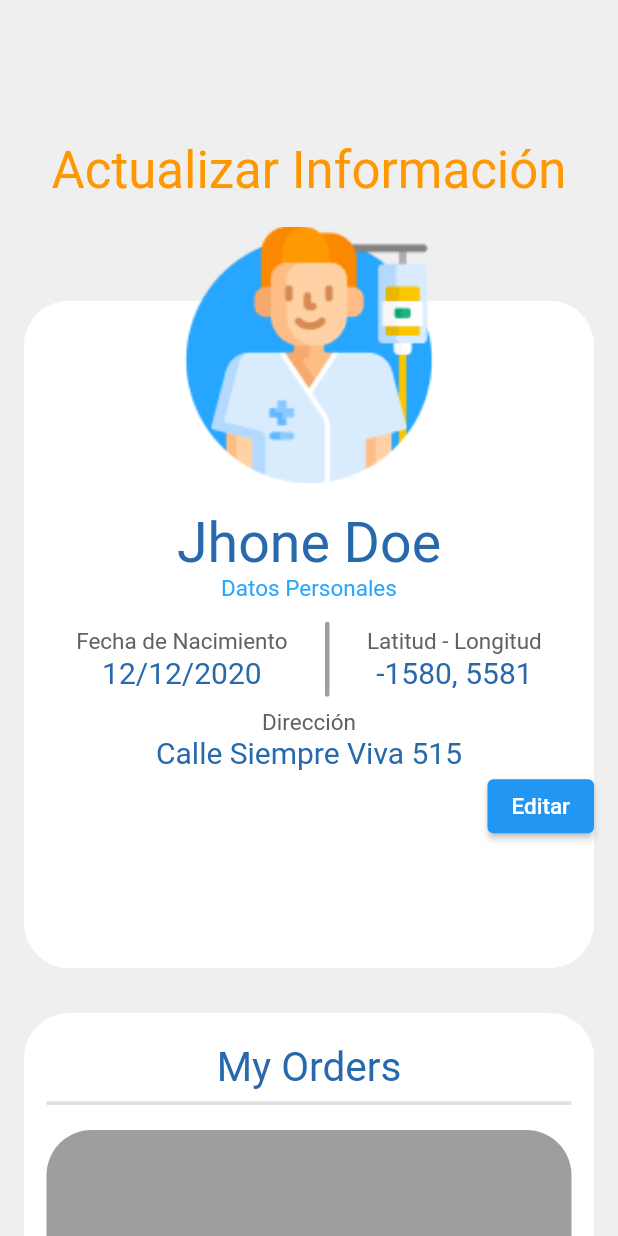
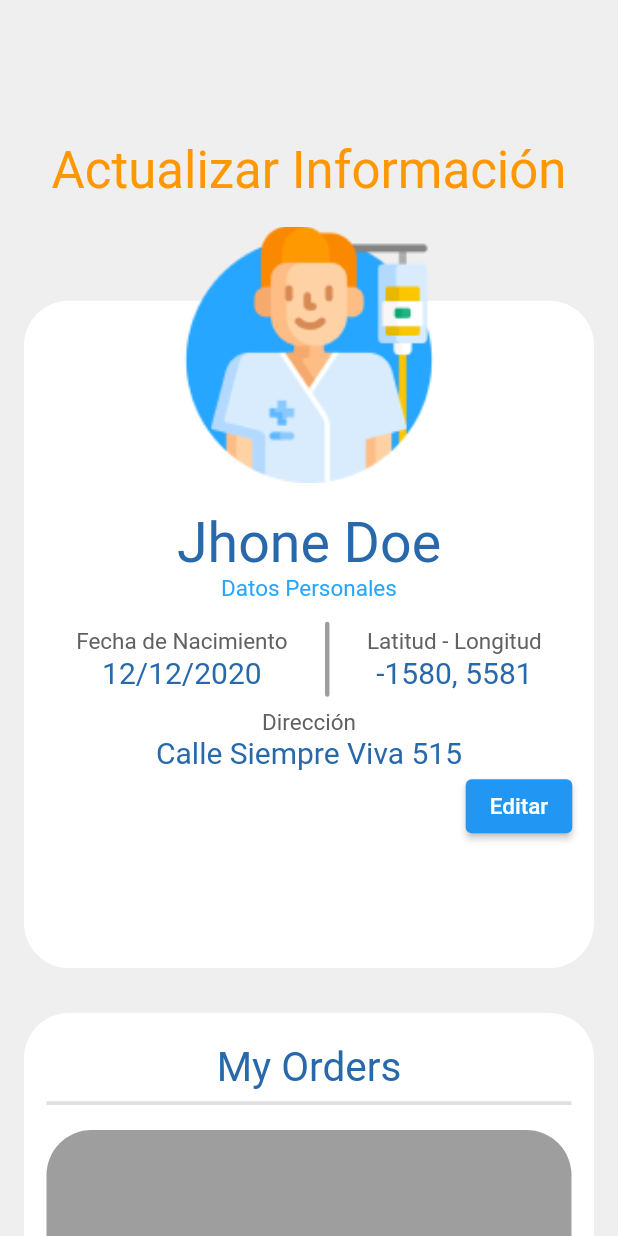
Before and after one commit to BraulioJose18/medical_mobile_app_flutter, a Flutter app: the SelectedPatientPage screen opened directly, on a phone screen of 412 x 824 dp. Run offline on Flutter 3.47's test engine with Material 2 defaults, Android fonts, the phone set to English and light mode, and no system bars; Roboto replaces fonts that are missing (Nisebuschgardens, Nunito, Raleway).

```diff
--- a/lib/pages/selected_patient.dart
+++ b/lib/pages/selected_patient.dart
@@ -188,10 +188,10 @@ class SelectedPatientPage extends StatelessWidget {
                                     ),
                                     Row(
                                       mainAxisAlignment:
-                                      MainAxisAlignment.end,
+                                      MainAxisAlignment.center,
                                       children: [
                                         const Padding(
-                                          padding: EdgeInsets.only(top: 10, right: 10),
+                                          padding: EdgeInsets.only(top: 10, right: 280),
                                         ),
                                         Column(
                                           children: [
```
